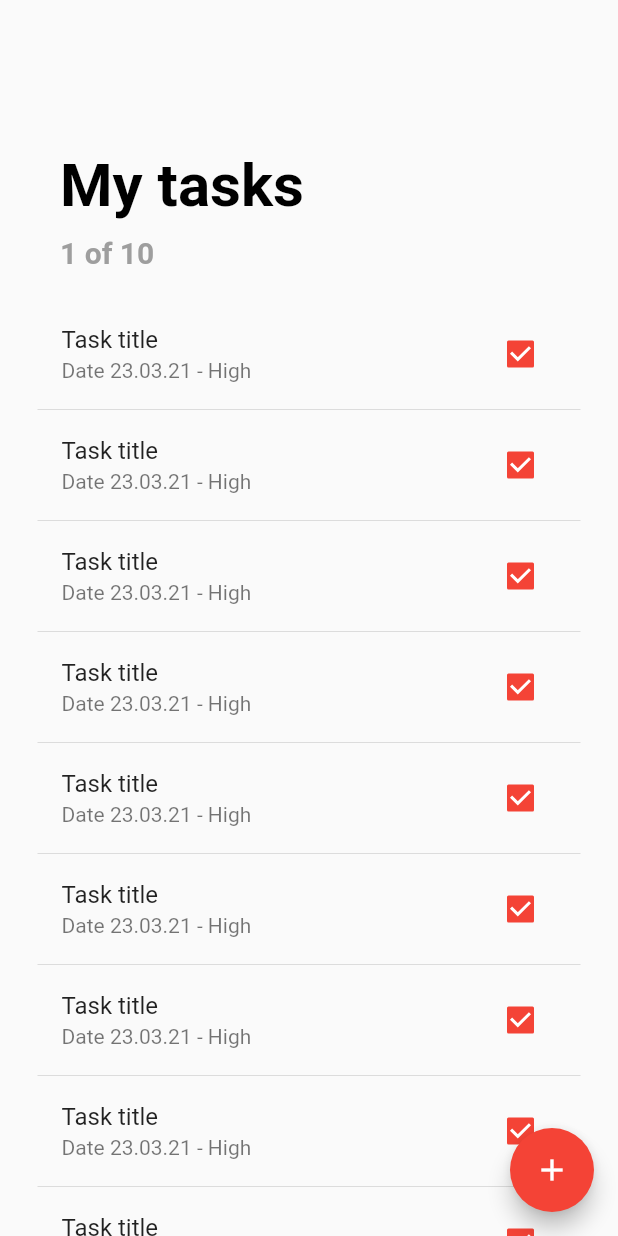
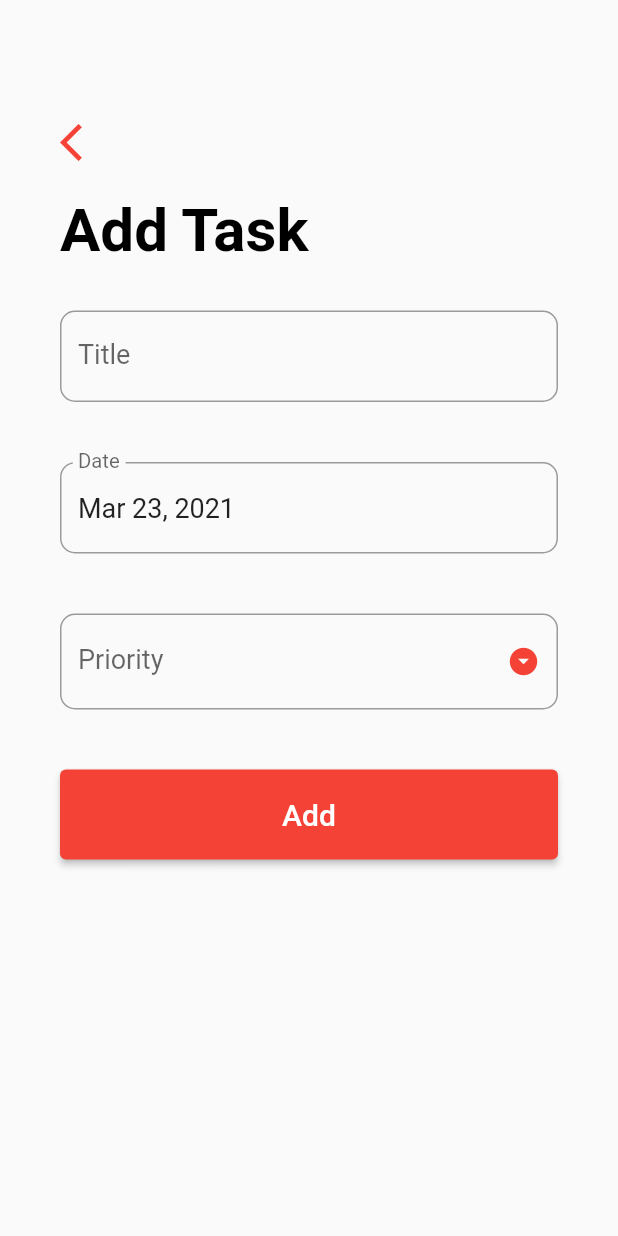
Before and after one commit to DimaLiubko/flutter_to_do_with_sqflite, a Flutter app: the screen it shows after launch, after a tap on the "add" icon, on a phone screen of 412 x 824 dp. Run offline on Flutter 3.47's test engine with Material 2 defaults, Android fonts, the phone set to English and light mode, and no system bars.

Commit message:
feat: Add task screen

```diff
--- /dev/null
+++ b/lib/screens/add_task_screen.dart
@@ -0,0 +1,179 @@
+import 'package:flutter/material.dart';
+import 'package:intl/intl.dart';
+
+class AddTaskScreen extends StatefulWidget {
+  @override
+  _AddTaskScreenState createState() => _AddTaskScreenState();
+}
+
+class _AddTaskScreenState extends State<AddTaskScreen> {
+  final _formKey = GlobalKey<FormState>();
+  String _title = '';
+  String _priority;
+  DateTime _date = DateTime.now();
+  final DateFormat _dateFormatter = DateFormat('MMM dd, yyyy');
+  final List<String> _priorities = ['Low', 'Medium', 'High'];
+
+  TextEditingController _dateController = TextEditingController();
+
+  @override
+  void initState() {
+    super.initState();
+    _dateController.text = _dateFormatter.format(_date);
+  }
+
+  @override
+  void dispose() {
+    _dateController.dispose();
+    super.dispose();
+  }
+
+  _handleDatePicker() async {
+    final DateTime date = await showDatePicker(
+      context: context,
+      initialDate: _date,
+      firstDate: DateTime(2021),
+      lastDate: DateTime(2025),
+    );
+
+    if (date != null && date != _date) {
+      setState(() {
+        _date = date;
+      });
+      _dateController.text = _dateFormatter.format(date);
+    }
+  }
+
+  _submit() {
+    if (_formKey.currentState.validate()) {
+      _formKey.currentState.save();
+      print('$_title, $_date $_priority');
+      Navigator.pop(context);
+    }
+  }
+
+  @override
+  Widget build(BuildContext context) {
+    return Scaffold(
+      body: GestureDetector(
+        onTap: () => FocusScope.of(context).unfocus(),
+        child: SingleChildScrollView(
+          child: Container(
+            padding: EdgeInsets.symmetric(horizontal: 40.0, vertical: 80.0),
+            child: Column(
+              crossAxisAlignment: CrossAxisAlignment.start,
+              children: [
+                GestureDetector(
+                  onTap: () => Navigator.pop(context),
+                  child: Icon(
+                    Icons.arrow_back_ios,
+                    color: Theme.of(context).primaryColor,
+                    size: 30.0,
+                  ),
+                ),
+                SizedBox(
+                  height: 20.0,
+                ),
+                Text(
+                  'Add Task',
+                  style: TextStyle(
+                    color: Colors.black,
+                    fontSize: 40.0,
+                    fontWeight: FontWeight.bold,
+                  ),
+                ),
+                SizedBox(
+                  height: 10.0,
+                ),
+                Form(
+                  key: _formKey,
+                  child: Column(children: [
+                    Padding(
+                      padding: EdgeInsets.symmetric(vertical: 20.0),
+                      child: TextFormField(
+                        initialValue: _title,
+                        onSaved: (input) => _title = input,
+                        validator: (input) => input.trim().isEmpty ? 'Please enter a task title' : null,
+                        style: TextStyle(fontSize: 18.0),
+                        decoration: InputDecoration(
+                          labelText: 'Title',
+                          labelStyle: TextStyle(
+                            fontSize: 18.0,
+                          ),
+                          border: OutlineInputBorder(
+                            borderRadius: BorderRadius.circular(10.0),
+                          ),
+                        ),
+                      ),
+                    ),
+                    Padding(
+                      padding: EdgeInsets.symmetric(vertical: 20.0),
+                      child: TextFormField(
+                        readOnly: true,
+                        style: TextStyle(fontSize: 18.0),
+                        controller: _dateController,
+                        onTap: _handleDatePicker,
+                        decoration: InputDecoration(
+                          labelText: 'Date',
+                          labelStyle: TextStyle(
+                            fontSize: 18.0,
+                          ),
+                          border: OutlineInputBorder(
+                            borderRadius: BorderRadius.circular(10.0),
+                          ),
+                        ),
+                      ),
+                    ),
+                    Padding(
+                      padding: EdgeInsets.symmetric(vertical: 20.0),
+                      child: DropdownButtonFormField(
+                        onChanged: (value) {
+                          setState(() => _priority = value);
+                        },
+                        items: _priorities.map((String priority) {
+                          return DropdownMenuItem(
+                            value: priority,
+                            child: Text(
+                              priority,
+                              style: TextStyle(
+                                color: Colors.black,
+                                fontSize: 18.0,
+                              ),
+                            ),
+                          );
+                        }).toList(),
+                        icon: Icon(Icons.arrow_drop_down_circle),
+                        iconSize: 22.0,
+                        iconEnabledColor: Theme.of(context).primaryColor,
+                        style: TextStyle(fontSize: 18.0),
+                        value: _priority,
+                        validator: (input) => _priority == null ? 'Please select priority level' : null,
+                        decoration: InputDecoration(
+                          labelText: 'Priority',
+                          labelStyle: TextStyle(fontSize: 18.0),
+                          border: OutlineInputBorder(borderRadius: BorderRadius.circular(10.0)),
+                        ),
+                      ),
+                    ),
+                    Container(
+                      margin: EdgeInsets.symmetric(vertical: 20.0),
+                      height: 60.0,
+                      width: double.infinity,
+                      child: ElevatedButton(
+                        onPressed: _submit,
+                        child: Text(
+                          'Add',
+                          style: TextStyle(fontSize: 20.0),
+                        ),
+                      ),
+                    ),
+                  ]),
+                ),
+              ],
+            ),
+          ),
+        ),
+      ),
+    );
+  }
+}
--- a/lib/screens/todo_list_screens.dart
+++ b/lib/screens/todo_list_screens.dart
@@ -1,4 +1,6 @@
 import 'package:flutter/material.dart';
+
+import './add_task_screen.dart';
 
 class TodoListScreen extends StatefulWidget {
   @override
@@ -81,7 +83,10 @@
       floatingActionButton: FloatingActionButton(
         backgroundColor: Theme.of(context).primaryColor,
         onPressed: () {
-          print('Navigate to task screen');
+          Navigator.push(
+            context,
+            MaterialPageRoute(builder: (_) => AddTaskScreen()),
+          );
         },
         child: Icon(Icons.add),
       ),
--- a/pubspec.yaml
+++ b/pubspec.yaml
@@ -12,6 +12,7 @@
   flutter:
     sdk: flutter
   cupertino_icons: ^1.0.2
+  intl: ^0.17.0
 
 dev_dependencies:
   flutter_test:
```
Also changed, not shown: pubspec.lock.
